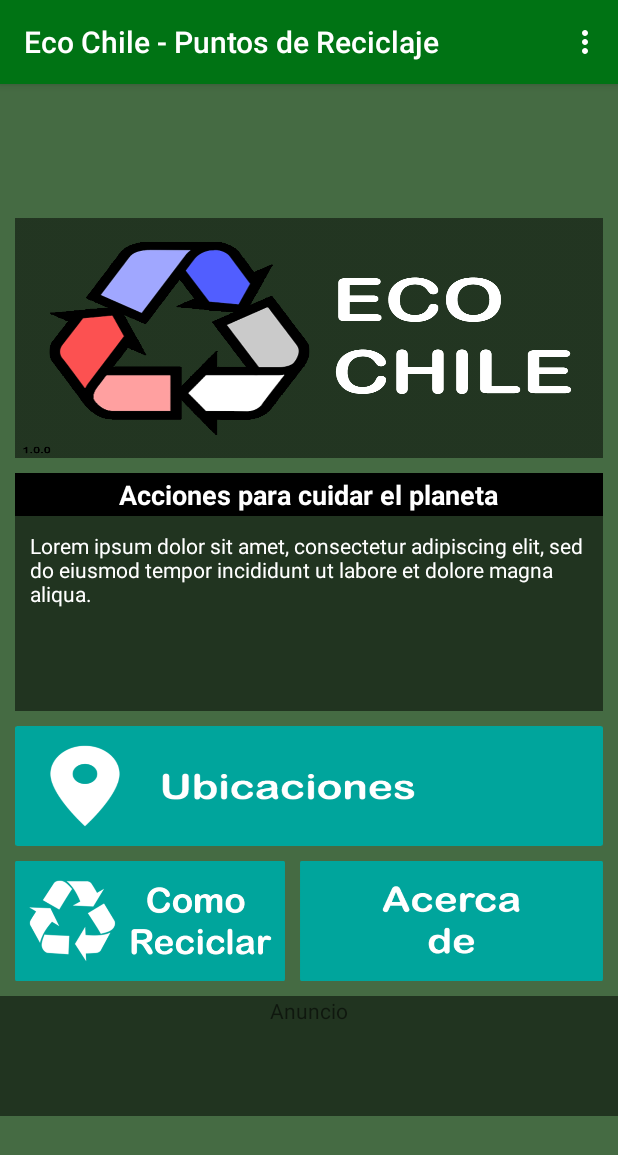
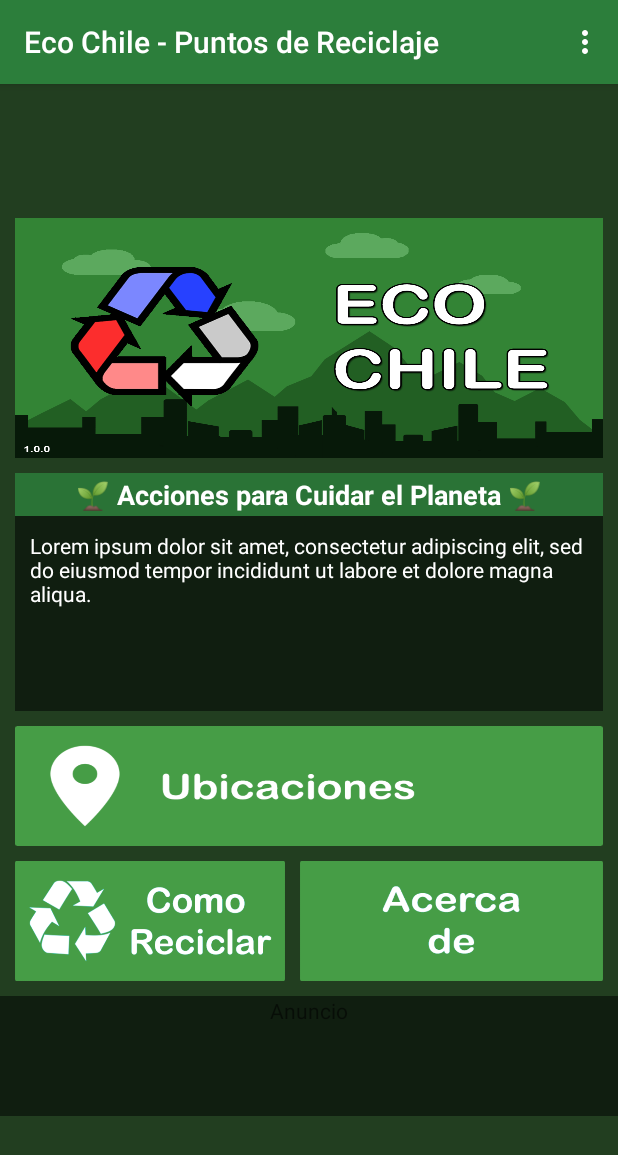
Before and after one commit to kosmikghost/ReciclaChile, an Android app: the screen it shows after launch (MainActivity), on a phone screen of 412 x 824 dp. Shown: the top 1155 px of the screen. Run offline under Robolectric (Android 15) with nearby library versions, the phone set to English and light mode, and no system bars.

Commit message:
ui Corregido

```diff
--- a/app/src/main/res/layout/activity_help_.xml
+++ b/app/src/main/res/layout/activity_help_.xml
@@ -5,12 +5,13 @@
     android:layout_width="match_parent"
     android:layout_height="match_parent"
     tools:context=".help_Activity"
-    android:background="@drawable/background">
+    android:background="@color/verde">
 
     <LinearLayout
         android:layout_width="match_parent"
         android:layout_height="wrap_content"
-        android:orientation="vertical">
+        android:orientation="vertical"
+        android:background="#83000000">
 
         <TextView
             android:id="@+id/textView16"
--- a/app/src/main/res/layout/activity_main.xml
+++ b/app/src/main/res/layout/activity_main.xml
@@ -22,7 +22,7 @@
             android:layout_width="match_parent"
             android:layout_height="160dp"
             android:layout_margin="10dp"
-            android:src="@drawable/banner2"
+            android:src="@drawable/banner"
             android:scaleType="fitXY"/>
 
         //Texto
@@ -31,7 +31,7 @@
             android:layout_width="match_parent"
             android:layout_height="wrap_content"
             android:orientation="vertical"
-            android:background="#000000"
+            android:background="#D32C7E3B"
             android:gravity="center"
             android:layout_marginLeft="10dp"
             android:layout_marginRight="10dp"
@@ -40,7 +40,7 @@
             <TextView
                 android:layout_width="wrap_content"
                 android:layout_height="wrap_content"
-                android:text="Acciones para cuidar el planeta"
+                android:text="🌱 Acciones para Cuidar el Planeta 🌱"
                 android:textSize="18dp"
                 android:textColor="@color/white"
                 android:textStyle="bold"
--- a/app/src/main/res/values/colors.xml
+++ b/app/src/main/res/values/colors.xml
@@ -1,11 +1,11 @@
 <?xml version="1.0" encoding="utf-8"?>
 <resources>
     <color name="purple_200">#86FC9A</color>
-    <color name="purple_500">#007314</color>
-    <color name="purple_700">#00B61F</color>
+    <color name="purple_500">#2C7E3B</color>
+    <color name="purple_700">#1D5527</color>
     <color name="teal_200">#FF03DAC5</color>
     <color name="teal_700">#FF018786</color>
     <color name="black">#FF000000</color>
     <color name="white">#FFFFFFFF</color>
-    <color name="verde">#8FDC8A</color>
+    <color name="verde">#468042</color>
 </resources>
```
Also changed, not shown: app/src/main/res/drawable-v24/acercade.png, app/src/main/res/drawable-v24/acercade2.png, app/src/main/res/drawable-v24/banner.png (added), app/src/main/res/drawable-v24/location1.png, app/src/main/res/drawable-v24/location2.png, app/src/main/res/drawable-v24/reciclaje1.png, app/src/main/res/drawable-v24/reciclaje2.png, app/src/main/res/drawable/banner.png (deleted).
